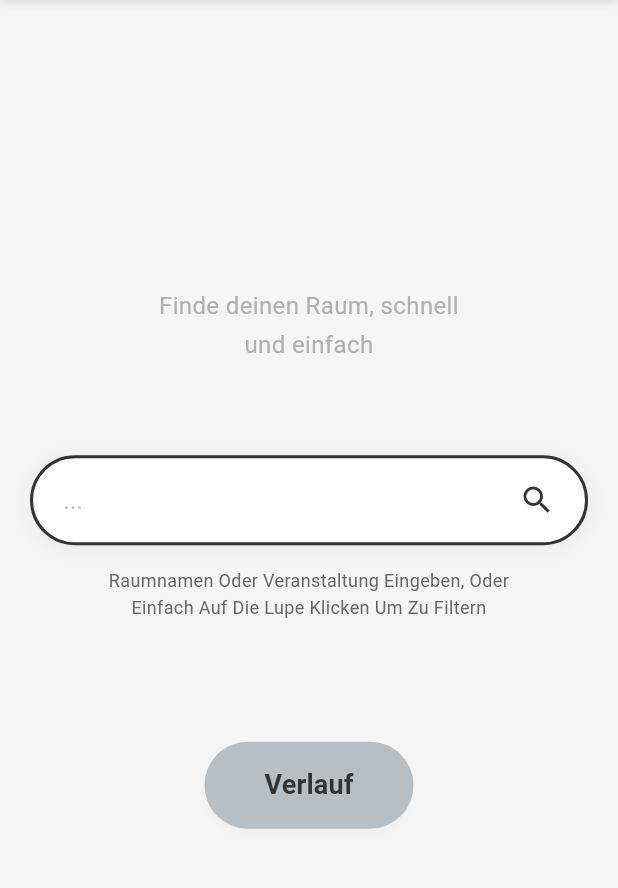
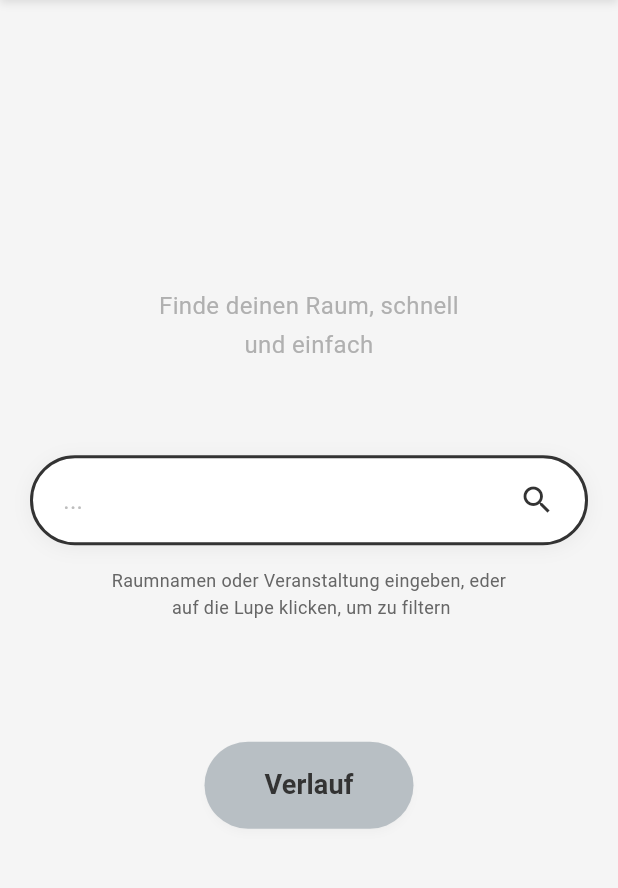
Before and after one commit to GomorrhaDev/Raumfinder, a Flutter app: the screen it shows after launch, on a phone screen of 412 x 824 dp, the part 120-1008 px from its top. Run offline on Flutter 3.47's test engine with Material 3 defaults, Android fonts, the phone set to English and light mode, and no system bars; missing offline and left inert: flutter_osm_plugin.

Commit message:
Fix typo in help text for home screen

```diff
--- a/raumfinder/lib/screens/home_screen.dart
+++ b/raumfinder/lib/screens/home_screen.dart
@@ -136,7 +136,7 @@ class _RaumfinderHomePageState extends State<RaumfinderHomePage> {
                         Container(
                           constraints: const BoxConstraints(maxWidth: 380),
                           child: const Text(
-                            'Raumnamen Oder Veranstaltung Eingeben, Oder\nEinfach Auf Die Lupe Klicken Um Zu Filtern',
+                            'Raumnamen oder Veranstaltung eingeben, eder\n auf die Lupe klicken, um zu filtern',
                             textAlign: TextAlign.center,
                             style: TextStyle(
                               color: Color(0xFF666666),
```
